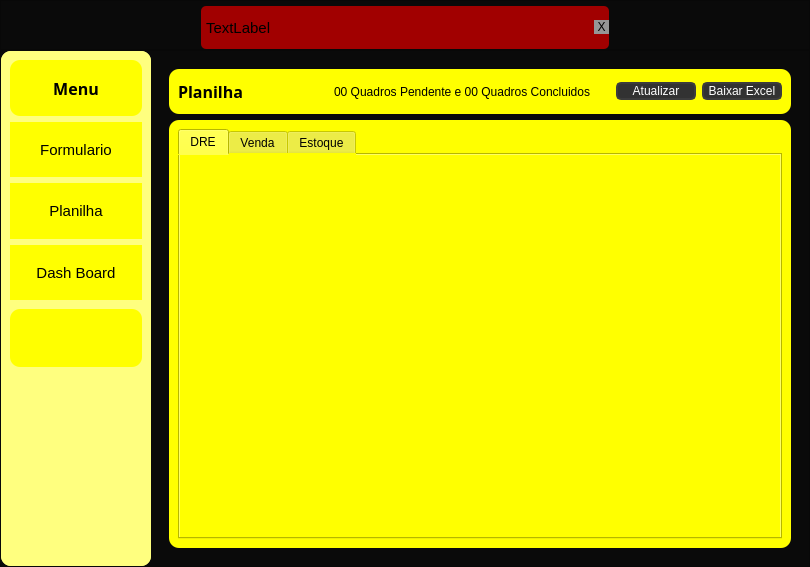
Before: the Qt Designer form v3.ui in Ton-Chyod-s/Estudo-sql-python, drawn with Qt 5.
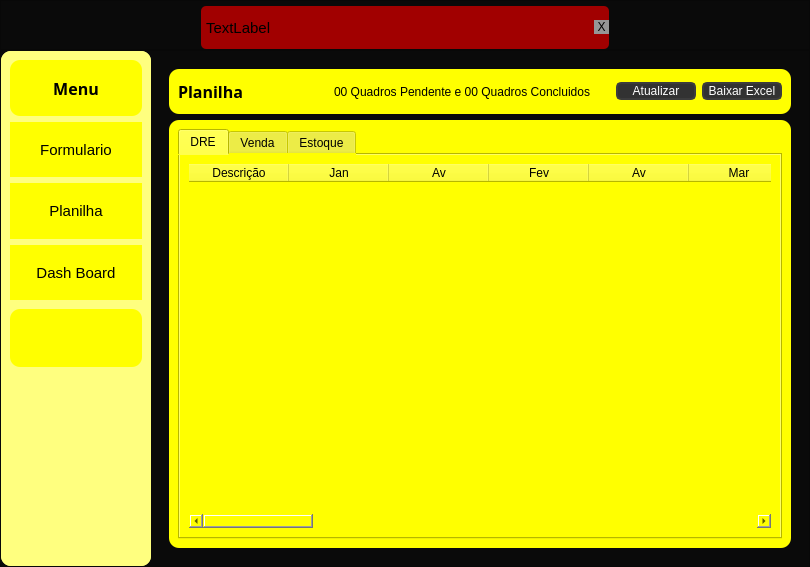
After: the same form once the commit is applied. The open tabs and pages were chosen to show the change.

```diff
--- a/v3.ui
+++ b/v3.ui
@@ -2179,6 +2179,137 @@
                     <attribute name="title">
                      <string>DRE</string>
                     </attribute>
+                    <layout class="QVBoxLayout" name="verticalLayout_23">
+                     <item>
+                      <widget class="QTableWidget" name="tableWidget_dre">
+                       <column>
+                        <property name="text">
+                         <string>Descrição</string>
+                        </property>
+                       </column>
+                       <column>
+                        <property name="text">
+                         <string>Jan</string>
+                        </property>
+                       </column>
+                       <column>
+                        <property name="text">
+                         <string>Av</string>
+                        </property>
+                       </column>
+                       <column>
+                        <property name="text">
+                         <string>Fev</string>
+                        </property>
+                       </column>
+                       <column>
+                        <property name="text">
+                         <string>Av</string>
+                        </property>
+                       </column>
+                       <column>
+                        <property name="text">
+                         <string>Mar</string>
+                        </property>
+                       </column>
+                       <column>
+                        <property name="text">
+                         <string>Av</string>
+                        </property>
+                       </column>
+                       <column>
+                        <property name="text">
+                         <string>Abr</string>
+                        </property>
+                       </column>
+                       <column>
+                        <property name="text">
+                         <string>Av</string>
+                        </property>
+                       </column>
+                       <column>
+                        <property name="text">
+                         <string>Mai</string>
+                        </property>
+                       </column>
+                       <column>
+                        <property name="text">
+                         <string>Av</string>
+                        </property>
+                       </column>
+                       <column>
+                        <property name="text">
+                         <string>Jun</string>
+                        </property>
+                       </column>
+                       <column>
+                        <property name="text">
+                         <string>Av</string>
+                        </property>
+                       </column>
+                       <column>
+                        <property name="text">
+                         <string>Jul</string>
+                        </property>
+                       </column>
+                       <column>
+                        <property name="text">
+                         <string>Av</string>
+                        </property>
+                       </column>
+                       <column>
+                        <property name="text">
+                         <string>Ago</string>
+                        </property>
+                       </column>
+                       <column>
+                        <property name="text">
+                         <string>Av</string>
+                        </property>
+                       </column>
+                       <column>
+                        <property name="text">
+                         <string>Set</string>
+                        </property>
+                       </column>
+                       <column>
+                        <property name="text">
+                         <string>Av</string>
+                        </property>
+                       </column>
+                       <column>
+                        <property name="text">
+                         <string>Out</string>
+                        </property>
+                       </column>
+                       <column>
+                        <property name="text">
+                         <string>Av</string>
+                        </property>
+                       </column>
+                       <column>
+                        <property name="text">
+                         <string>Nov</string>
+                        </property>
+                       </column>
+                       <column>
+                        <property name="text">
+                         <string>Av</string>
+                        </property>
+                       </column>
+                       <column>
+                        <property name="text">
+                         <string>Dez</string>
+                        </property>
+                       </column>
+                       <column>
+                        <property name="text">
+                         <string>Av</string>
+                        </property>
+                       </column>
+                      </widget>
+                     </item>
+                    </layout>
                    </widget>
                    <widget class="QWidget" name="tab_4">
                     <attribute name="title">
```
Left out of the diff: 4 changed lines with no effect on the pictures.
